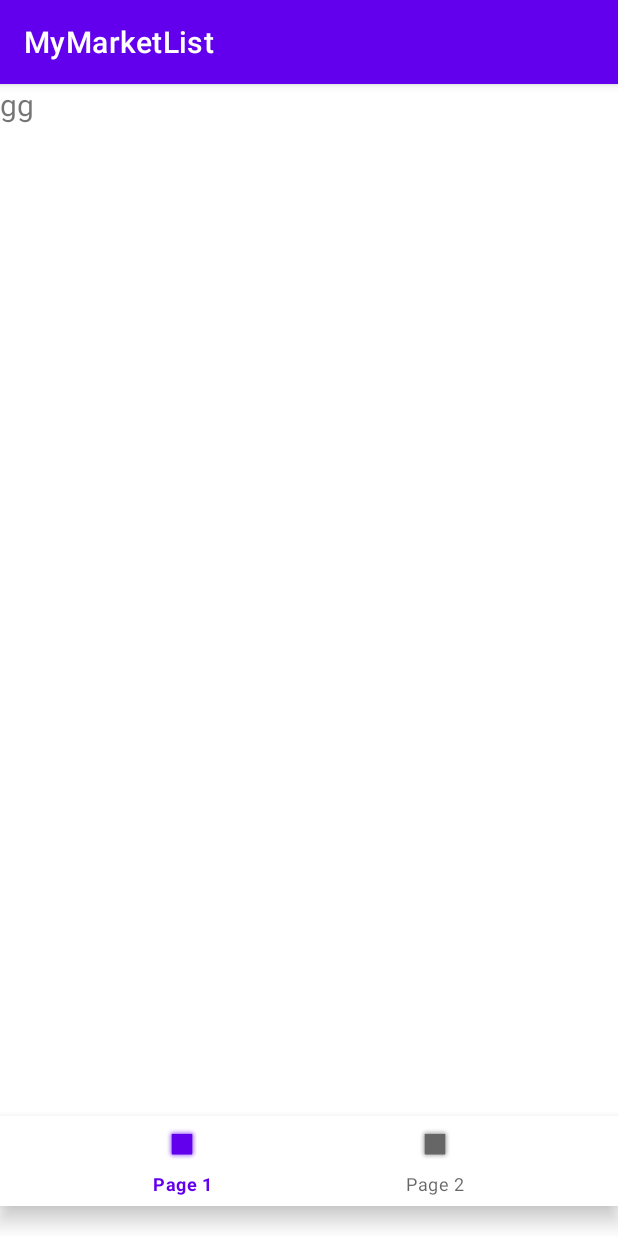
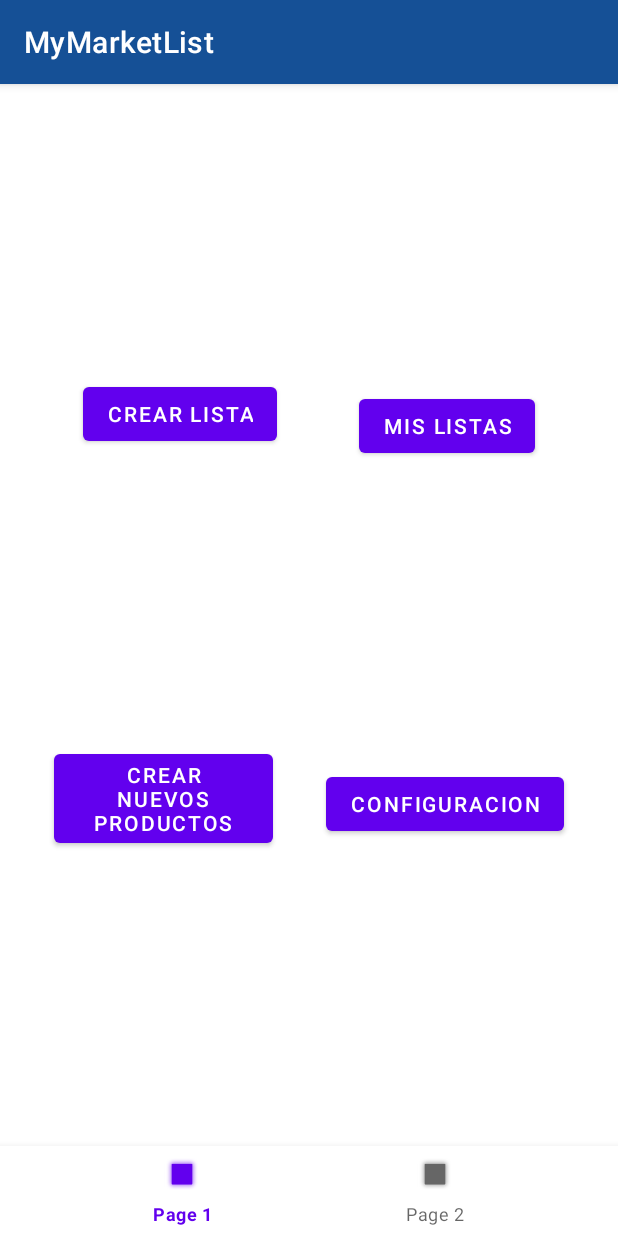
Before and after one commit to JaviBot00/MyMarketList, an Android app: the screen it shows after launch (MainActivity), on a phone screen of 412 x 824 dp. Run offline under Robolectric (Android 15) with nearby library versions, the phone set to English and light mode, and no system bars.

Commit message:
Organizando las clases

```diff
--- a/app/src/main/AndroidManifest.xml
+++ b/app/src/main/AndroidManifest.xml
@@ -17,9 +17,6 @@
             android:exported="false"
             android:screenOrientation="portrait"
             tools:ignore="LockedOrientationActivity" />
-        <meta-data
-            android:name="android.support.PARENT_ACTIVITY"
-            android:value=".MainActivity" />
         <activity
             android:name=".MainActivity"
             android:exported="true"
--- a/app/src/main/java/com/politecnicomalaga/mymarketlist/MainActivity.kt
+++ b/app/src/main/java/com/politecnicomalaga/mymarketlist/MainActivity.kt
@@ -6,8 +6,8 @@ import androidx.appcompat.content.res.AppCompatResources
 import androidx.core.splashscreen.SplashScreen.Companion.installSplashScreen
 import androidx.fragment.app.Fragment
 import com.google.android.material.bottomnavigation.BottomNavigationView
-import com.politecnicomalaga.mymarketlist.view.selectProducts.Frutas
-import com.politecnicomalaga.mymarketlist.view.selectProducts.Verduras
+import com.politecnicomalaga.mymarketlist.view.menu.Page1
+import com.politecnicomalaga.mymarketlist.view.menu.Page2
 
 
 class MainActivity : AppCompatActivity() {
@@ -19,19 +19,19 @@ class MainActivity : AppCompatActivity() {
         installSplashScreen()
         setContentView(R.layout.activity_main)
 
-        loadFragment(Frutas())
+        loadFragment(Page1(this@MainActivity))
         bottomNav = findViewById(R.id.bottomNav)
         bottomNav.setOnItemSelectedListener {
             when (it.itemId) {
                 R.id.page1 -> {
-                    loadFragment(Frutas())
+                    loadFragment(Page1(this@MainActivity))
                     it.icon =
                         AppCompatResources.getDrawable(this, R.drawable.ic_launcher_foreground)
                     true
                 }
 
                 R.id.page2 -> {
-                    loadFragment(Verduras())
+                    loadFragment(Page2())
                     true
                 }
 
@@ -42,7 +42,7 @@ class MainActivity : AppCompatActivity() {
 
     private fun loadFragment(fragment: Fragment) {
         val transaction = supportFragmentManager.beginTransaction()
-        transaction.replace(R.id.container, fragment)
+        transaction.replace(R.id.frameLayout, fragment)
         transaction.commit()
     }
 
--- a/app/src/main/java/com/politecnicomalaga/mymarketlist/view/menu/Page1.kt
+++ b/app/src/main/java/com/politecnicomalaga/mymarketlist/view/menu/Page1.kt
@@ -1,25 +1,35 @@
 package com.politecnicomalaga.mymarketlist.view.menu
 
+import android.content.Intent
 import android.os.Bundle
-import androidx.fragment.app.Fragment
 import android.view.LayoutInflater
 import android.view.View
 import android.view.ViewGroup
+import android.widget.Button
+import androidx.fragment.app.Fragment
+import com.politecnicomalaga.mymarketlist.MainActivity
 import com.politecnicomalaga.mymarketlist.R
+import com.politecnicomalaga.mymarketlist.view.selectProducts.SelectProductActivity
 
-class Page1 : Fragment() {
+class Page1(fromActivity: MainActivity) : Fragment() {
 
-    override fun onCreate(savedInstanceState: Bundle?) {
-        super.onCreate(savedInstanceState)
-        // TODO Poner Botones
+    private val myContext: MainActivity
+
+    init {
+        myContext = fromActivity
     }
 
     override fun onCreateView(
-        inflater: LayoutInflater, container: ViewGroup?,
-        savedInstanceState: Bundle?
-    ): View? {
+        inflater: LayoutInflater, container: ViewGroup?, savedInstanceState: Bundle?
+    ): View {
+        val view: View = inflater.inflate(R.layout.fragment_page1, container, false)
+
+        val listButton: Button = view.findViewById(R.id.btnMakeList)
+        listButton.setOnClickListener {
+            startActivityForResult(Intent(myContext, SelectProductActivity::class.java), 2)
+        }
         // Inflate the layout for this fragment
-        return inflater.inflate(R.layout.fragment_page1, container, false)
+        return view
     }
 
 }
--- a/app/src/main/res/layout/activity_main.xml
+++ b/app/src/main/res/layout/activity_main.xml
@@ -6,25 +6,45 @@
     android:layout_height="match_parent"
     tools:context=".MainActivity">
 
+    <com.google.android.material.appbar.AppBarLayout
+        android:id="@+id/appBarLy"
+        android:layout_width="match_parent"
+        android:layout_height="wrap_content"
+        android:theme="@style/Theme.MyMarketList"
+        app:layout_constraintBottom_toTopOf="@+id/frameLayout"
+        app:layout_constraintEnd_toEndOf="parent"
+        app:layout_constraintStart_toStartOf="parent"
+        app:layout_constraintTop_toTopOf="parent">
+
+        <include
+            android:id="@+id/toolbar"
+            layout="@layout/toolbar" />
+
+    </com.google.android.material.appbar.AppBarLayout>
+
+
     <FrameLayout
-        android:id="@+id/container"
+        android:id="@+id/frameLayout"
         android:layout_width="match_parent"
-        android:layout_height="match_parent"
+        android:layout_height="0dp"
         android:layout_above="@+id/bottomNav"
-        />
-
+        app:layout_constraintBottom_toTopOf="@+id/bottomNav"
+        app:layout_constraintEnd_toEndOf="parent"
+        app:layout_constraintStart_toStartOf="parent"
+        app:layout_constraintTop_toBottomOf="@+id/appBarLy" />
 
     <com.google.android.material.bottomnavigation.BottomNavigationView
         android:id="@+id/bottomNav"
         android:layout_width="match_parent"
         android:layout_height="60dp"
         android:layout_alignParentBottom="true"
-        android:layout_marginBottom="20dp"
+        android:scrollIndicators="left"
+        app:itemHorizontalTranslationEnabled="true"
         app:layout_constraintBottom_toBottomOf="parent"
         app:layout_constraintEnd_toEndOf="parent"
         app:layout_constraintHorizontal_bias="0.5"
         app:layout_constraintStart_toStartOf="parent"
-        app:menu="@menu/nav_menu"
-        android:scrollIndicators="left"/>
+        app:layout_constraintTop_toBottomOf="@+id/frameLayout"
+        app:menu="@menu/nav_menu" />
 
 </androidx.constraintlayout.widget.ConstraintLayout>
--- a/app/src/main/res/layout/fragment_page1.xml
+++ b/app/src/main/res/layout/fragment_page1.xml
@@ -1,68 +1,48 @@
 <?xml version="1.0" encoding="utf-8"?>
-<FrameLayout xmlns:android="http://schemas.android.com/apk/res/android"
-    xmlns:tools="http://schemas.android.com/tools"
-    android:layout_width="match_parent"
-    android:layout_height="match_parent"
-    tools:context=".view.menu.Page1">
-
-    <!-- TODO: Update blank fragment layout -->
-    <TextView
-        android:layout_width="match_parent"
-        android:layout_height="match_parent"
-        android:text="@string/hello_blank_fragment" />
-
-    <TableLayout
+<androidx.constraintlayout.widget.ConstraintLayout xmlns:android="http://schemas.android.com/apk/res/android"
+    xmlns:app="http://schemas.android.com/apk/res-auto"
     android:layout_width="match_parent"
     android:layout_height="match_parent">
 
-        <TableRow
-            android:id="@+id/tr1"
-            android:layout_width="match_parent"
-            android:layout_height="match_parent"
-            android:orientation="horizontal">
 
     <Button
-                android:id="@+id/button"
+        android:id="@+id/btnMakeList"
         android:layout_width="wrap_content"
         android:layout_height="wrap_content"
-                android:text="Button" />
-        </TableRow>
-
-        <TableRow
-            android:id="@+id/tr2"
-            android:layout_width="match_parent"
-            android:layout_height="match_parent">
+        android:text="@string/makeList"
+        app:layout_constraintBottom_toTopOf="@+id/btnNewProducts"
+        app:layout_constraintEnd_toStartOf="@+id/btnShowList"
+        app:layout_constraintStart_toStartOf="parent"
+        app:layout_constraintTop_toTopOf="parent" />
 
     <Button
-                android:id="@+id/button2"
+        android:id="@+id/btnShowList"
         android:layout_width="wrap_content"
         android:layout_height="wrap_content"
-                android:text="Button" />
-        </TableRow>
-
-        <TableRow
-            android:id="@+id/tr3"
-            android:layout_width="match_parent"
-            android:layout_height="match_parent">
+        android:text="@string/showList"
+        app:layout_constraintBottom_toTopOf="@+id/btnSetting"
+        app:layout_constraintEnd_toEndOf="parent"
+        app:layout_constraintStart_toEndOf="@id/btnMakeList"
+        app:layout_constraintTop_toTopOf="parent" />
 
     <Button
-                android:id="@+id/button3"
+        android:id="@+id/btnNewProducts"
+        android:layout_width="146dp"
+        android:layout_height="wrap_content"
+        android:text="@string/newProducts"
+        app:layout_constraintBottom_toBottomOf="parent"
+        app:layout_constraintEnd_toStartOf="@+id/btnSetting"
+        app:layout_constraintStart_toStartOf="parent"
+        app:layout_constraintTop_toBottomOf="@id/btnMakeList" />
+
+    <Button
+        android:id="@+id/btnSetting"
         android:layout_width="wrap_content"
         android:layout_height="wrap_content"
-                android:text="Button" />
-        </TableRow>
+        android:text="@string/setting"
+        app:layout_constraintBottom_toBottomOf="parent"
+        app:layout_constraintEnd_toEndOf="parent"
+        app:layout_constraintStart_toEndOf="@id/btnNewProducts"
+        app:layout_constraintTop_toBottomOf="@id/btnShowList" />
 
-        <TableRow
-            android:id="@+id/tr4"
-            android:layout_width="match_parent"
-            android:layout_height="match_parent">
-
-            <Button
-                android:id="@+id/button4"
-                android:layout_width="wrap_content"
-                android:layout_height="wrap_content"
-                android:text="Button" />
-        </TableRow>
-    </TableLayout>
-
-</FrameLayout>
+</androidx.constraintlayout.widget.ConstraintLayout>
--- /dev/null
+++ b/app/src/main/res/layout/toolbar.xml
@@ -0,0 +1,10 @@
+<?xml version="1.0" encoding="utf-8"?>
+<androidx.appcompat.widget.Toolbar xmlns:android="http://schemas.android.com/apk/res/android"
+    xmlns:app="http://schemas.android.com/apk/res-auto"
+    android:layout_width="match_parent"
+    android:layout_height="wrap_content"
+    android:background="@color/marine_blue"
+    app:title="@string/app_name"
+    app:titleTextColor="@color/white">
+
+</androidx.appcompat.widget.Toolbar>
--- a/app/src/main/res/values-night/themes.xml
+++ b/app/src/main/res/values-night/themes.xml
@@ -1,36 +1,35 @@
 <resources xmlns:tools="http://schemas.android.com/tools">
     <!-- Base application theme. -->
-    <style name="Theme.MyMarketList" parent="Theme.MaterialComponents.DayNight.DarkActionBar">
-        <!-- Customize your dark theme here. -->
-        <item name="colorPrimary">@color/purple_500</item>
+    <style name="Theme.MyMarketList" parent="Theme.MaterialComponents.DayNight.NoActionBar">
+        <!-- Primary brand color. -->
+        <item name="colorPrimary">@color/purple_200</item>
         <item name="colorPrimaryVariant">@color/purple_700</item>
-        <item name="colorOnPrimary">@color/white</item>
+        <item name="colorOnPrimary">@color/black</item>
         <!-- Secondary brand color. -->
         <item name="colorSecondary">@color/teal_200</item>
         <item name="colorSecondaryVariant">@color/teal_700</item>
         <item name="colorOnSecondary">@color/black</item>
         <!-- Status bar color. -->
-        <item name="android:statusBarColor">?attr/colorPrimaryVariant</item>
+        <item name="android:statusBarColor">?attr/colorSecondaryVariant</item>
         <!-- Customize your theme here. -->
+        <item name="android:navigationBarColor">@color/black</item>
 <!--        <item name="textAppearanceLabelLarge">@style/TextAppearance.App.LabelLarge</item>-->
     </style>
 
+
     <style name="Theme.MyMarketList.Starting" parent="Theme.SplashScreen">
         <!-- Set the splash screen background, animated icon, and animation duration. -->
-        <item name="windowSplashScreenBackground">@color/black</item>
-
+        <item name="windowSplashScreenBackground">@color/marine_blue</item>
         <!-- Use windowSplashScreenAnimatedIcon to add either a drawable or an
              animated drawable. One of these is required. -->
         <item name="windowSplashScreenAnimatedIcon">@drawable/ic_launcher_foreground</item>
         <!-- Required for animated icons -->
         <item name="windowSplashScreenAnimationDuration">300</item>
-
         <!-- Set the theme of the Activity that directly follows your splash screen. -->
         <!-- Required -->
         <item name="postSplashScreenTheme">@style/Theme.MyMarketList</item>
-
         <!-- Status bar and Nav bar configs -->
-        <item name="android:statusBarColor" >@color/black</item>
+        <item name="android:statusBarColor">@color/marine_blue</item>
         <item name="android:navigationBarColor">@color/black</item>
         <item name="android:windowLightStatusBar">false</item>
     </style>
--- a/app/src/main/res/values/colors.xml
+++ b/app/src/main/res/values/colors.xml
@@ -7,4 +7,7 @@
     <color name="teal_700">#FF018786</color>
     <color name="black">#FF000000</color>
     <color name="white">#FFFFFFFF</color>
+
+
+    <color name="marine_blue">#155096</color>
 </resources>
--- a/app/src/main/res/values/strings.xml
+++ b/app/src/main/res/values/strings.xml
@@ -1,10 +1,8 @@
 <resources>
     <string name="app_name">MyMarketList</string>
-    <string name="title">1</string>
-    <string name="subtitle">2</string>
-    <string name="monday">Monday</string>
-    <string name="tuesday">Tuesday</string>
-    <string name="wednesday">Wednesday</string>
-    <!-- TODO: Remove or change this placeholder text -->
-    <string name="hello_blank_fragment">Hello blank fragment</string>
+
+    <string name="makeList">Crear lista</string>
+    <string name="showList">Mis listas</string>
+    <string name="setting">Configuracion</string>
+    <string name="newProducts">Crear nuevos productos</string>
 </resources>
--- a/app/src/main/res/values/themes.xml
+++ b/app/src/main/res/values/themes.xml
@@ -1,6 +1,6 @@
 <resources xmlns:tools="http://schemas.android.com/tools">
     <!-- Base application theme. -->
-    <style name="Theme.MyMarketList" parent="Theme.MaterialComponents.DayNight.DarkActionBar">
+    <style name="Theme.MyMarketList" parent="Theme.MaterialComponents.DayNight.NoActionBar">
         <!-- Primary brand color. -->
         <item name="colorPrimary">@color/purple_500</item>
         <item name="colorPrimaryVariant">@color/purple_700</item>
@@ -19,17 +19,14 @@
     <style name="Theme.MyMarketList.Starting" parent="Theme.SplashScreen">
         <!-- Set the splash screen background, animated icon, and animation duration. -->
         <item name="windowSplashScreenBackground">@color/black</item>
-
         <!-- Use windowSplashScreenAnimatedIcon to add either a drawable or an
              animated drawable. One of these is required. -->
         <item name="windowSplashScreenAnimatedIcon">@drawable/ic_launcher_foreground</item>
         <!-- Required for animated icons -->
         <item name="windowSplashScreenAnimationDuration">300</item>
-
         <!-- Set the theme of the Activity that directly follows your splash screen. -->
         <!-- Required -->
         <item name="postSplashScreenTheme">@style/Theme.MyMarketList</item>
-
         <!-- Status bar and Nav bar configs -->
         <item name="android:statusBarColor" >@color/black</item>
         <item name="android:navigationBarColor">@color/black</item>
```
Also changed, not shown: app/src/main/res/layout/activity_select_product.xml (+17 -6 lines), app/src/main/res/layout/fragment_page2.xml (+1 -9 lines). Lines whose indentation alone changed are shown as unchanged.
